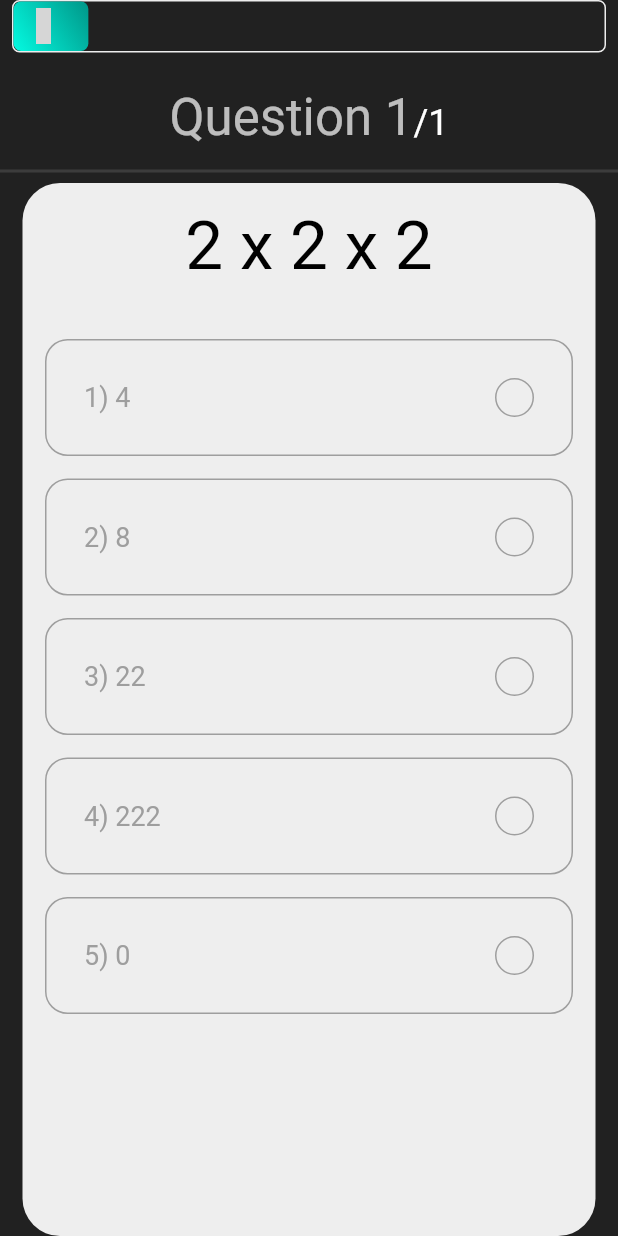
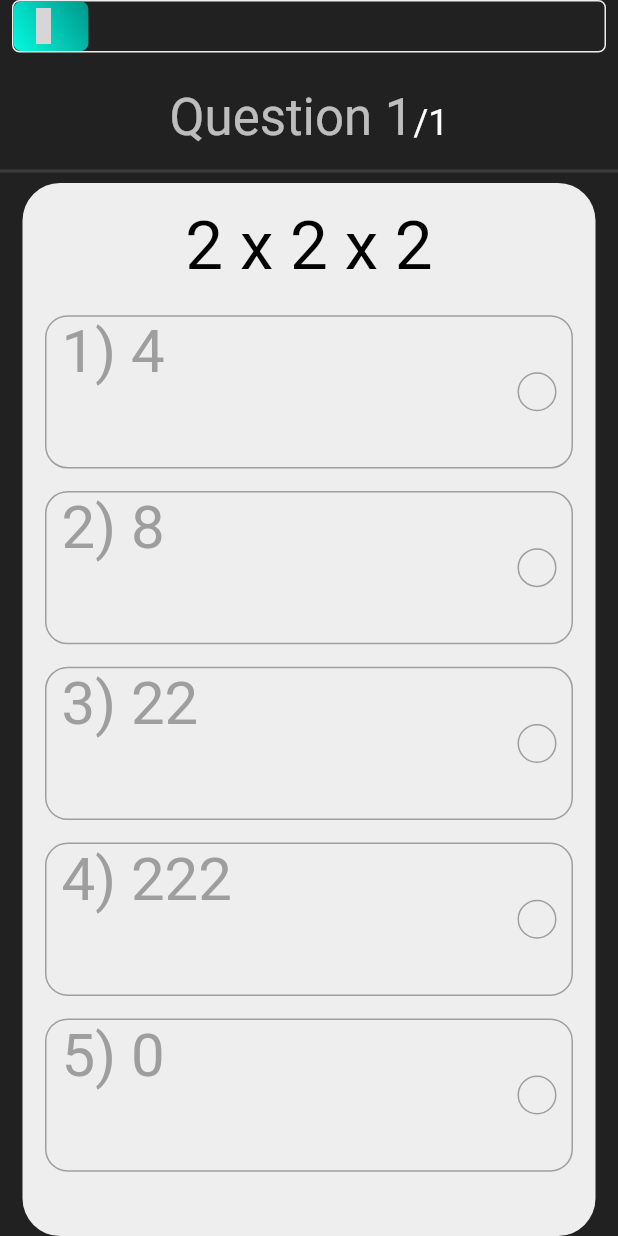
Before and after one commit to AryamanDubey28/AdAstraApp, a Flutter app: the Body screen opened directly, on a phone screen of 412 x 824 dp. Run offline on Flutter 3.47's test engine with Material 2 defaults, Android fonts, the phone set to English and light mode, and no system bars; our stand-ins replace carousel_slider, cloud_firestore, firebase_auth, firebase_core, flutter_fadein, flutter_slidable and 10 more; missing offline and left inert: gsheets; accounts and stored records are empty; network calls fail; key blocks and very long unbroken strings in the code were emptied for the run; grey boxes are pictures that could not be loaded.

Commit message:
question on one line + resize options

```diff
--- a/lib/central screens/game screens/quiz style/option.dart
+++ b/lib/central screens/game screens/quiz style/option.dart
@@ -31,6 +31,8 @@ class _OptionState extends State<Option> {
 
   @override
   Widget build(BuildContext context) {
+    double height = MediaQuery.of(context).size.height;
+    double width= MediaQuery.of(context).size.width;
     return GetBuilder<QuestionController>(
         init: QuestionController(ExplorePage.index),
         builder: (qnController) {
@@ -53,20 +55,26 @@ class _OptionState extends State<Option> {
           Widget getOptionImage(String text) {
             if (text.startsWith("lib/assets")) {
               return SizedBox(
-                  height: 200, width: 200, child: Image.asset(text));
+
+                height: height*0.105, width: width*0.105, child: Image.asset(text));
             } else {
-              return Text(
+              return SizedBox(height: 100, child: Text(
                 "${widget.index + 1}) $text",
-                style: TextStyle(color: getRightColor(), fontSize: 18),
-              );
+                style: TextStyle(color: getRightColor(), fontSize: 40),
+              ),);
+
             }
           }
 
           return InkWell(
+
             onTap: widget.press,
             child: Container(
               margin: const EdgeInsets.only(top: 15),
-              padding: const EdgeInsets.all(25),
+
+              padding:
+
+              const EdgeInsets.only(top: 0.1, bottom: 0.1, right: 10, left: 10),
               decoration: BoxDecoration(
                 border: Border.all(color: getRightColor()),
                 borderRadius: BorderRadius.circular(15),
--- a/lib/central screens/game screens/quiz style/question_card.dart
+++ b/lib/central screens/game screens/quiz style/question_card.dart
@@ -34,34 +34,40 @@ class _QuestionCardState extends State<QuestionCard> {
         height: 1,
       );
     } else {
-      return Text(
+      return FittedBox(fit:BoxFit.scaleDown, child:
+      Text(
         question,
-        style: Theme.of(context)
+        style:
+
+        Theme.of(context)
+
             .textTheme
             .displaySmall
             ?.copyWith(color: Colors.black),
-      );
+
+      ));
+
     }
   }
 
   @override
   Widget build(BuildContext context) {
+    double height = MediaQuery.of(context).size.height;
     QuestionController controller =
         Get.put(QuestionController(ExplorePage.index));
     return Container(
       margin: const EdgeInsets.symmetric(horizontal: 15),
       padding: const EdgeInsets.all(15),
       decoration: BoxDecoration(
-          color: Colors.grey[200], borderRadius: BorderRadius.circular(25)),
+          color: Colors.grey[200], borderRadius: BorderRadius.circular(25)), height: height,
       child: SingleChildScrollView(
         child: Column(
           children: [
             getTextWidg(widget.question.question),
 
             getImage(widget.question.image!),
-
-            const SizedBox(
-              height: 20,
+            SizedBox(
+              height: height*0.005 ,
             ),
 
             //new
@@ -72,7 +78,11 @@ class _QuestionCardState extends State<QuestionCard> {
                     index: index,
                     press: () {
                       controller.checkAns(widget.question, index);
-                    }))
+                    })),
+
+],),)
+
+
 
             // ...List.generate(
             //     widget.question.options!.length,
@@ -82,9 +92,9 @@ class _QuestionCardState extends State<QuestionCard> {
             //         press: () {
             //           _controller.checkAns(widget.question, index);
             //         }))
-          ],
-        ),
-      ),
-    );
+
+        );
+
+
   }
 }
```
